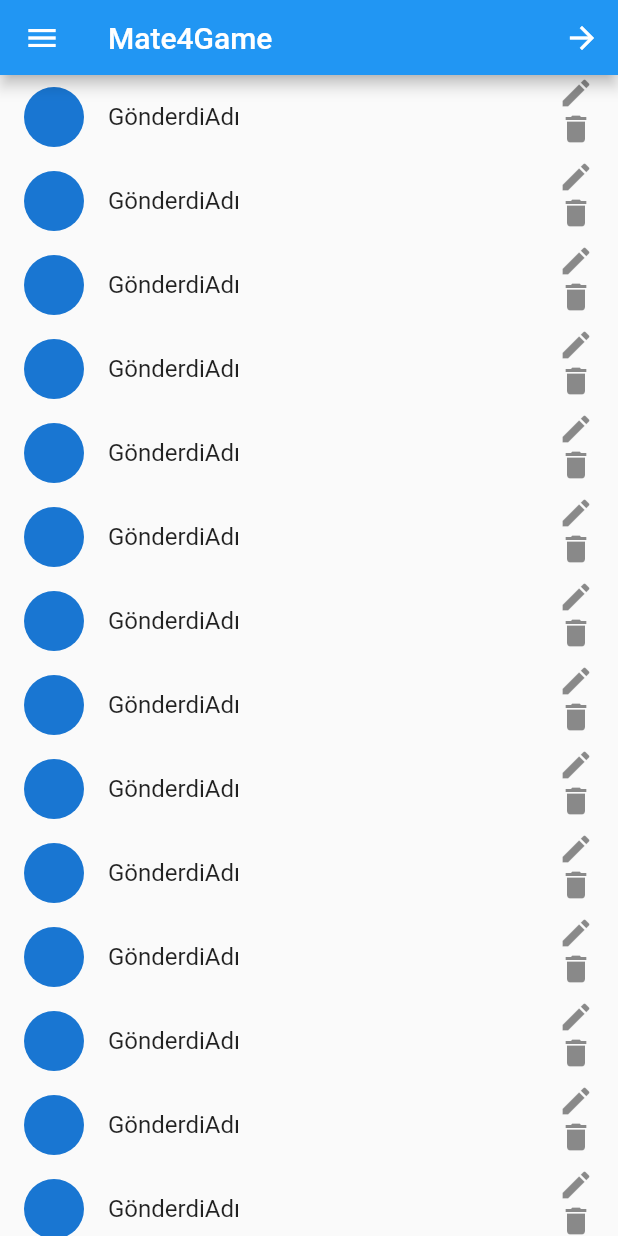
After one commit to irfansagdic/Mate4Game, a Flutter app: the ProfilPage screen opened directly, on a phone screen of 412 x 824 dp. The commit adds this screen. Run offline on Flutter 3.47's test engine with Material 2 defaults, Android fonts, the phone set to English and light mode, and no system bars; network calls fail.

Commit message:
profilpage

```diff
--- /dev/null
+++ b/lib/ui/profilpage.dart
@@ -0,0 +1,79 @@
+import 'package:flutter/material.dart';
+import 'package:flutter/widgets.dart';
+import 'package:mate4game/ui/uyeGirisliAppBar.dart';
+
+class ProfilPage extends StatefulWidget {
+  @override
+  _ProfilPageState createState() => _ProfilPageState();
+}
+
+class _ProfilPageState extends State<ProfilPage> {
+  bool kullaniciadiControl = false;
+  @override
+  Widget build(BuildContext context) {
+    return Scaffold(
+      appBar: uyeGirisliAppBar(),
+      drawer: Drawer(
+          child: Column(
+        mainAxisAlignment: MainAxisAlignment.spaceAround,
+        children: [
+          Container(
+            height: MediaQuery.of(context).size.height / 4,
+            child: CircleAvatar(
+              child: Image.network(
+                  "https://www.aydemirlergergitavan.com/wp-content/uploads/2019/05/yuvarlak-7.jpg"),
+            ),
+          ),
+          Container(
+            height: MediaQuery.of(context).size.height / 2,
+            child: Column(
+              children: [
+                Row(
+                  children: [
+                    !kullaniciadiControl
+                        ? Text("Kullanıcı Adı")
+                        : TextField(
+                            autofocus: true,
+                          ),
+                    SizedBox(
+                      width: 5,
+                    ),
+                    IconButton(
+                      icon: Icon(Icons.edit),
+                      onPressed: () {
+                        setState(() {
+                          kullaniciadiControl = true;
+                        });
+                      },
+                    ),
+                  ],
+                ),
+                Text("Kullanıcı Adı"),
+                Text("Kullanıcı Adı"),
+              ],
+            ),
+          ),
+          Container(
+            height: MediaQuery.of(context).size.height / 4,
+            child: RaisedButton(
+              child: Text("KAYDET"),
+              onPressed: () {},
+            ),
+          ),
+        ],
+      )),
+      body: ListView.builder(
+        itemCount: 15,
+        itemBuilder: (context, i) {
+          return ListTile(
+            leading: CircleAvatar(),
+            title: Text("GönderdiAdı"),
+            trailing: Column(
+              children: [Icon(Icons.edit), Icon(Icons.delete)],
+            ),
+          );
+        },
+      ),
+    );
+  }
+}
--- a/lib/ui/uyeGirisliAppBar.dart
+++ b/lib/ui/uyeGirisliAppBar.dart
@@ -9,6 +9,7 @@ class uyeGirisliAppBar extends StatelessWidget implements PreferredSizeWidget {
       ),
       actions: <Widget>[
         IconButton(
+          onPressed: () {},
           icon: Icon(
             Icons.arrow_forward_outlined,
             color: Colors.white,
```
